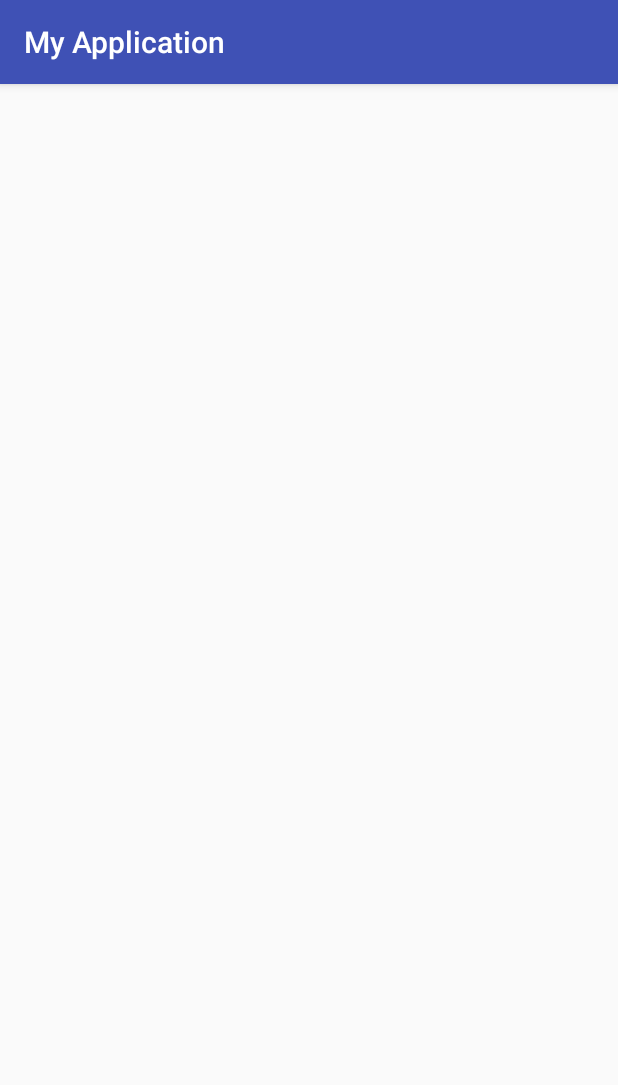
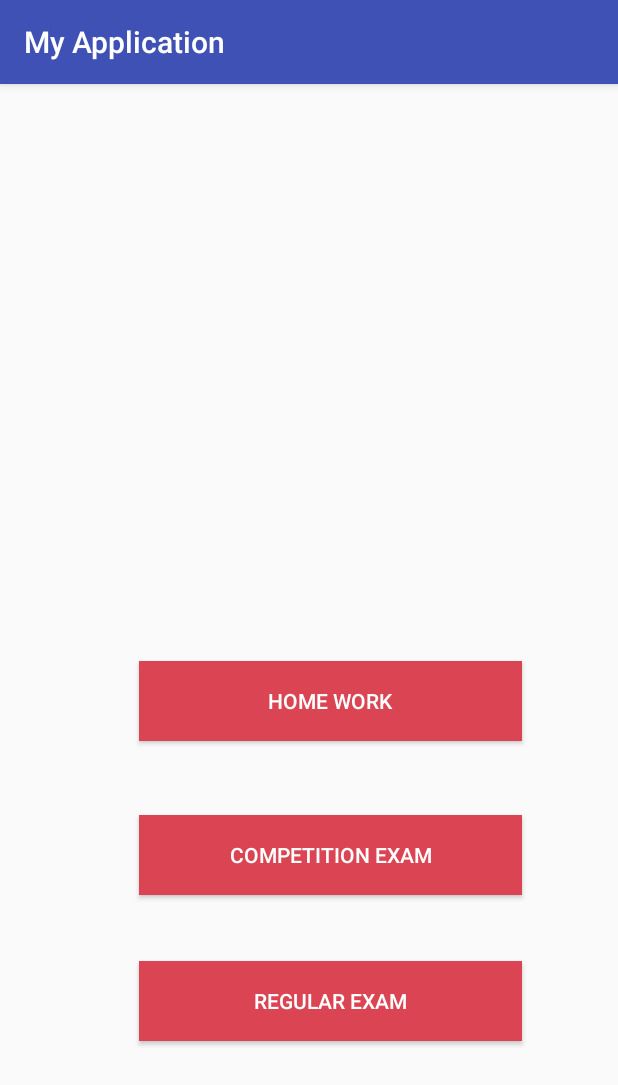
Before and after one commit to siddharthbhide/Project, an Android app: the ExamOptionActivity screen opened directly, with no data from a screen before it, on a phone screen of 412 x 824 dp. Shown: the top 1085 px of the screen. Run offline under Robolectric (Android 15) with nearby library versions, the phone set to English and light mode, and no system bars.

Commit message:
Add Online Exam Screen

```diff
--- a/MyApplication/app/src/main/AndroidManifest.xml
+++ b/MyApplication/app/src/main/AndroidManifest.xml
@@ -20,7 +20,8 @@
             </intent-filter>
         </activity>
         <activity android:name=".MainActivity" />
-        <activity android:name=".ExamOptionActivity"></activity>
+        <activity android:name=".ExamOptionActivity" />
+        <activity android:name=".ExamActivity"></activity>
     </application>
 
 </manifest>
--- a/MyApplication/app/src/main/res/layout/activity_exam_option.xml
+++ b/MyApplication/app/src/main/res/layout/activity_exam_option.xml
@@ -1,8 +1,55 @@
 <?xml version="1.0" encoding="utf-8"?>
-<android.support.constraint.ConstraintLayout xmlns:android="http://schemas.android.com/apk/res/android"
+<RelativeLayout xmlns:android="http://schemas.android.com/apk/res/android"
     xmlns:tools="http://schemas.android.com/tools"
     android:layout_width="match_parent"
     android:layout_height="match_parent"
     tools:context=".ExamOptionActivity">
 
-</android.support.constraint.ConstraintLayout>
+    <Button
+        android:id="@+id/btnHomeWork"
+        style="@style/Widget.AppCompat.Button"
+        android:layout_width="255dp"
+        android:layout_height="53dp"
+        android:layout_alignParentEnd="true"
+        android:layout_alignParentBottom="true"
+        android:layout_marginTop="31dp"
+        android:layout_marginEnd="64dp"
+        android:layout_marginStart="@dimen/examoption_activity_start_margin"
+        android:layout_marginBottom="330dp"
+        android:background="@color/colorFont"
+        android:text="@string/homework"
+        android:textColor="#FFF"
+        android:onClick="OnClickHomeWork"/>
+
+    <Button
+        android:id="@+id/btnCompetitionExam"
+        style="@style/Widget.AppCompat.Button"
+        android:layout_width="255dp"
+        android:layout_height="53dp"
+        android:layout_alignParentEnd="true"
+        android:layout_alignParentBottom="true"
+        android:layout_marginTop="31dp"
+        android:layout_marginEnd="64dp"
+        android:layout_marginStart="@dimen/examoption_activity_start_margin"
+        android:layout_marginBottom="227dp"
+        android:background="@color/colorFont"
+        android:text="@string/competitionexam"
+        android:textColor="#FFF"
+        android:onClick="OnClickCompetitionExam"/>
+
+    <Button
+        android:id="@+id/btnRegularExam"
+        style="@style/Widget.AppCompat.Button"
+        android:layout_width="255dp"
+        android:layout_height="53dp"
+        android:layout_alignParentEnd="true"
+        android:layout_alignParentBottom="true"
+        android:layout_marginTop="31dp"
+        android:layout_marginEnd="64dp"
+        android:layout_marginStart="@dimen/examoption_activity_start_margin"
+        android:layout_marginBottom="130dp"
+        android:background="@color/colorFont"
+        android:text="@string/regularexam"
+        android:textColor="#FFF"
+        android:onClick="OnClickRegularExam"/>
+</RelativeLayout>
--- a/MyApplication/app/src/main/res/values-v21/styles.xml
+++ /dev/null
@@ -1 +0,0 @@
-<resources></resources>
--- a/MyApplication/app/src/main/res/values/dimens.xml
+++ b/MyApplication/app/src/main/res/values/dimens.xml
@@ -1,3 +1,5 @@
 <resources>
     <dimen name="fab_margin">16dp</dimen>
+    <dimen name="exam_activity_start_margin">19dp</dimen>
+    <dimen name="examoption_activity_start_margin">30dp</dimen>
 </resources>
--- a/MyApplication/app/src/main/res/values/strings.xml
+++ b/MyApplication/app/src/main/res/values/strings.xml
@@ -9,6 +9,9 @@
     <string name="franchise_name">User Name:</string>
     <string name="login_for_franchise">Login for Franchise</string>
     <string name="franchise_Password">Password :</string>
-    <string name="LogIn">Send</string>>
+    <string name="homework">Home Work</string>
+    <string name="LogIn">Send</string>
+    <string name="competitionexam">Competition Exam</string>
+    <string name="regularexam">Regular Exam</string>
 
 </resources>
```
Also changed, not shown: MyApplication/app/src/main/java/com/example/siddharth/myapplication/ExamActivity.java (added, +13 -0 lines), MyApplication/app/src/main/java/com/example/siddharth/myapplication/ExamOptionActivity.java (+16 -0 lines), MyApplication/app/src/main/res/layout/activity_exam.xml (added, +131 -0 lines), MyApplication/app/src/main/res/layout/content_main.xml (deleted, +0 -11 lines).
